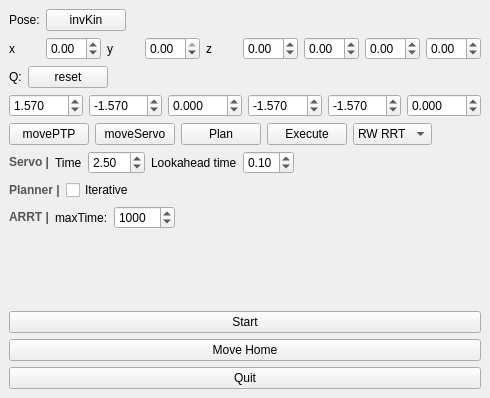
This is robot_plugin/src/RobotPlugin.ui in Ezzence/rovi2-robot as Qt 5 draws it before an edit. The edited form follows.
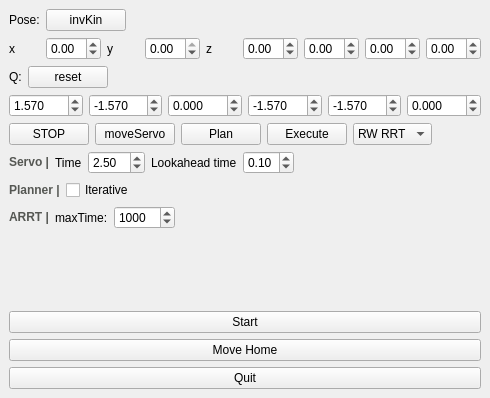
This is the edited form.

Diff of the .ui file:
```diff
--- a/robot_plugin/src/RobotPlugin.ui
+++ b/robot_plugin/src/RobotPlugin.ui
@@ -314,7 +314,7 @@
         <item>
          <widget class="QPushButton" name="btnPTP">
           <property name="text">
-           <string>movePTP</string>
+           <string>STOP</string>
           </property>
          </widget>
         </item>
```
Left out of the diff: 2 changed lines with no effect on the pictures.
